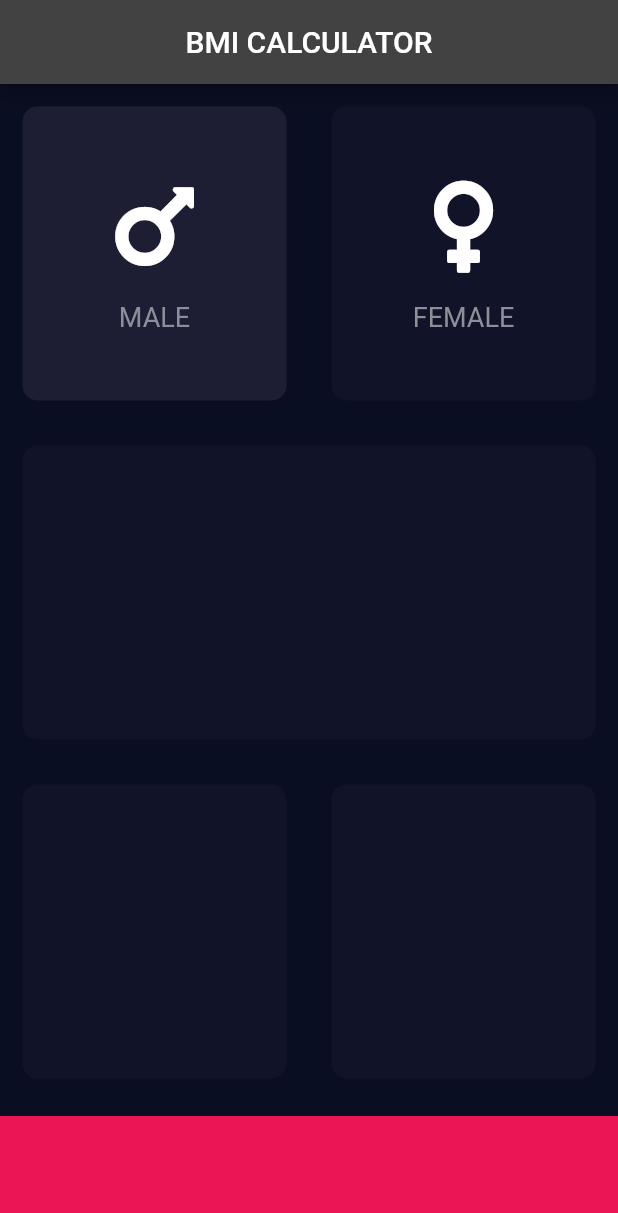
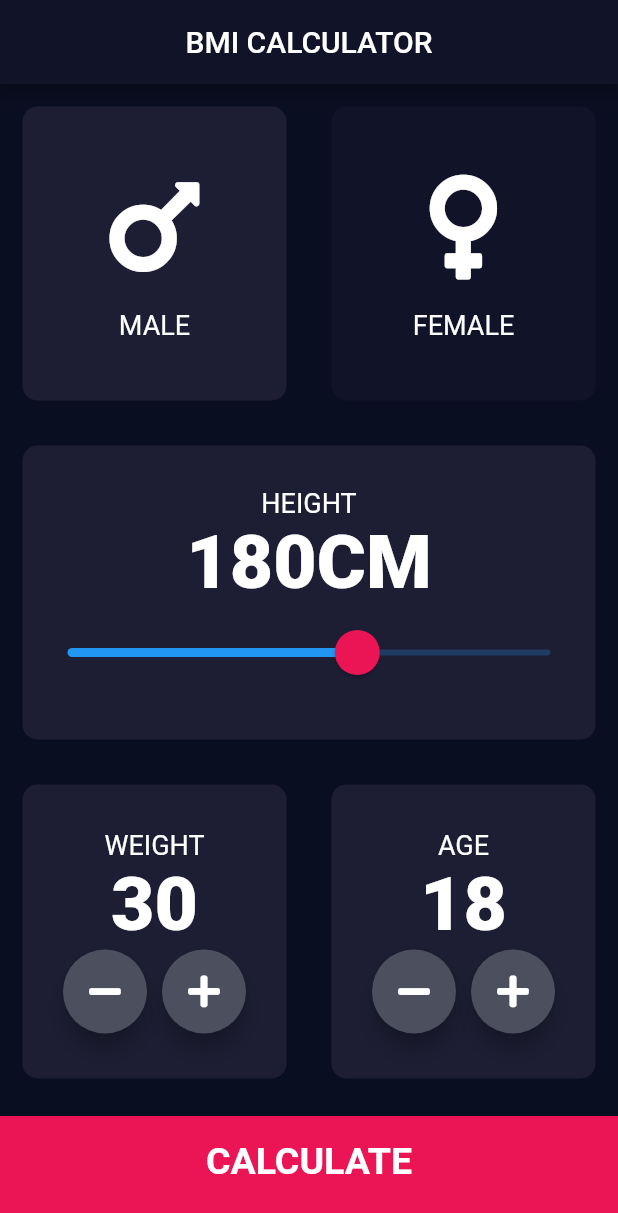
Before and after one commit to IbnuXenna18/hasil_praktikum.github.io, a Flutter app: the screen it shows after launch, after a tap on "MALE", on a phone screen of 412 x 824 dp. Shown: the top 1213 px of the screen. Run offline on Flutter 3.47's test engine with Material 2 defaults, Android fonts, the phone set to English and light mode, and no system bars; our stand-ins replace font_awesome_flutter.

Commit message:
commit pertama

```diff
--- /dev/null
+++ b/lib/calculator_brain.dart
@@ -0,0 +1,34 @@
+import 'dart:math';
+
+class CalculatorBrain {
+  CalculatorBrain({this.height, this.weight});
+
+  final int height;
+  final int weight;
+  double _bmi;
+
+  String calculateBMI() {
+    _bmi = weight / pow(height / 100, 2);
+    return _bmi.toStringAsFixed(1);
+  }
+
+  String getResult() {
+    if (_bmi >= 25) {
+      return 'KEGEMUKAN';
+    } else if (_bmi > 18.5) {
+      return 'NORMAL';
+    } else {
+      return 'KEKURUSAN';
+    }
+  }
+
+  String getInterPretation() {
+    if (_bmi >= 25) {
+      return "Anda memiliki berat badan yang lebih tinggi dari biasanya. Cobalah berolahraga lebih banyak.";
+    } else if (_bmi > 18.5) {
+      return "Anda memiliki berat badan normal. Kerja yang baik!";
+    } else {
+      return "Anda memiliki berat badan lebih rendah dari normal. Anda bisa makan sedikit lebih banyak.";
+    }
+  }
+}
--- /dev/null
+++ b/lib/components/bottom_button.dart
@@ -0,0 +1,29 @@
+import 'package:bmi_calculator_praktikum_k/constant.dart';
+import 'package:flutter/material.dart';
+
+class BottomButton extends StatelessWidget {
+  const BottomButton({@required this.buttonText, @required this.onTap});
+
+  final String buttonText;
+  final Function onTap;
+
+  @override
+  Widget build(BuildContext context) {
+    return GestureDetector(
+      onTap: onTap,
+      child: Container(
+        child: Center(
+          child: Text(
+            buttonText,
+            style: kLargeButtonTextStyle,
+          ),
+        ),
+        margin: EdgeInsets.only(top: 10.0),
+        color: kBottomContainerColor,
+        height: kBottomContainerHeight,
+        width: double.infinity,
+        padding: EdgeInsets.only(bottom: 20.0),
+      ),
+    );
+  }
+}
--- a/lib/icon_content.dart
+++ b/lib/components/icon_content.dart
@@ -1,11 +1,11 @@
+import 'package:bmi_calculator_praktikum_k/constant.dart';
 import 'package:flutter/material.dart';
 
 class IconContent extends StatelessWidget {
   const IconContent({
-    Key? key,
-    required this.icon,
-    required this.label,
-  }) : super(key: key);
+    @required this.icon,
+    @required this.label,
+  });
 
   final IconData icon;
   final String label;
@@ -17,15 +17,15 @@ class IconContent extends StatelessWidget {
       children: [
         Icon(
           icon,
-          size: 70.0,
+          size: 80.0,
         ),
         SizedBox(
           height: 15.0,
         ),
         Text(
-          label,
-          style: TextStyle(fontSize: 18.0, color: Color(0xFF8D8E98)),
-        )
+          '$label',
+          style: kLabelStyle,
+        ),
       ],
     );
   }
--- /dev/null
+++ b/lib/components/reusable_card.dart
@@ -0,0 +1,24 @@
+import 'package:flutter/material.dart';
+
+class ReusableCard extends StatelessWidget {
+  ReusableCard({@required this.colour, this.cardChild, this.onPress});
+
+  final Color colour;
+  final Widget cardChild;
+  final Function onPress;
+
+  @override
+  Widget build(BuildContext context) {
+    return GestureDetector(
+      onTap: onPress,
+      child: Container(
+        child: cardChild,
+        margin: EdgeInsets.all(15.0),
+        decoration: BoxDecoration(
+          color: colour, // Color(0xFF1D1E33)
+          borderRadius: BorderRadius.circular(10.0),
+        ),
+      ),
+    );
+  }
+}
--- /dev/null
+++ b/lib/components/round_button_icon.dart
@@ -0,0 +1,25 @@
+import 'package:flutter/material.dart';
+
+class RoundIconButton extends StatelessWidget {
+  const RoundIconButton({@required this.icon, @required this.onPressed});
+
+  final IconData icon;
+  final Function onPressed;
+
+  @override
+  Widget build(BuildContext context) {
+    return RawMaterialButton(
+      child: Icon(icon),
+      onPressed: () {
+        onPressed();
+      },
+      shape: CircleBorder(),
+      fillColor: Color(0xFF4C4F5E),
+      constraints: BoxConstraints.tightFor(
+        width: 56.0,
+        height: 56.0,
+      ),
+      elevation: 6.0,
+    );
+  }
+}
--- /dev/null
+++ b/lib/constant.dart
@@ -0,0 +1,40 @@
+import 'package:flutter/material.dart';
+
+const kBottomContainerHeight = 80.0;
+const kBottomContainerColor = Color(0xFFEB1555);
+const kActiveCardColor = Color(0xFF1D1E33);
+const kInActiveCardColor = Color(0xFF111328);
+
+const kLabelStyle = TextStyle(
+  fontSize: 18.0,
+  color: Colors.white, //Color(0xFF8D8E98)
+);
+
+const kNumberTextStyle = TextStyle(
+  fontSize: 50.0,
+  fontWeight: FontWeight.w900,
+);
+
+const kLargeButtonTextStyle = TextStyle(
+  fontSize: 25.0,
+  fontWeight: FontWeight.bold,
+);
+
+const kTitleTextStyle = TextStyle(
+  fontSize: 50.0,
+  fontWeight: FontWeight.bold,
+);
+
+const kResultTextStyle = TextStyle(
+  fontSize: 22.0,
+  fontWeight: FontWeight.bold,
+);
+
+const kBMITextStyle = TextStyle(
+  fontSize: 100.0,
+  fontWeight: FontWeight.bold,
+);
+
+const kBodyTextStyle = TextStyle(
+  fontSize: 22.0,
+);
--- a/lib/input_page.dart
+++ /dev/null
@@ -1,137 +0,0 @@
-import 'package:flutter/material.dart';
-import 'package:font_awesome_flutter/font_awesome_flutter.dart';
-import 'icon_content.dart';
-import 'reusable_card.dart';
-
-const bottomContainerHeight = 80.0;
-const activeCardColor = Color(0xFF1D1E33);
-const inActiveCardColor = Color(0xFF111328);
-const bottomContainerColor = Color(0xFFEB1555);
-
-enum Gender { male, female }
-
-class InputPage extends StatefulWidget {
-  const InputPage({Key? key}) : super(key: key);
-
-  @override
-  _InputPageState createState() => _InputPageState();
-}
-
-class _InputPageState extends State<InputPage> {
-  Color maleCardColor = inActiveCardColor;
-  Color femaleCardColor = inActiveCardColor;
-
-  // 1 = male, 2 = female
-  //Gender selectedGender;
-
-  void updateColour(Gender selectedGender) {
-    if (selectedGender == Gender.male) {
-      if (maleCardColor == inActiveCardColor) {
-        maleCardColor = activeCardColor;
-        femaleCardColor = inActiveCardColor;
-      } else {
-        maleCardColor = inActiveCardColor;
-      }
-    }
-    if (selectedGender == Gender.female) {
-      if (femaleCardColor == inActiveCardColor) {
-        femaleCardColor = activeCardColor;
-        maleCardColor = inActiveCardColor;
-      } else {
-        femaleCardColor = inActiveCardColor;
-      }
-    }
-  }
-
-  @override
-  Widget build(BuildContext context) {
-    return Scaffold(
-        appBar: AppBar(
-          title: Text('BMI CALCULATOR'),
-          centerTitle: true,
-        ),
-        body: Column(
-          children: [
-            //ini widget untuk jenis kelamin
-            Expanded(
-                child: Row(
-              children: [
-                Expanded(
-                  child: GestureDetector(
-                    onTap: () {
-                      setState(() {
-                        updateColour(Gender.male);
-                        //selectedGender = Gender.male;
-                      });
-                    },
-                    child: ReusableCard(
-                      // colour: selectedGender == Gender.male
-                      //     ? maleCardColor
-                      //     : inActiveCardColor,
-                      colour: maleCardColor,
-                      cardChild: IconContent(
-                        icon: FontAwesomeIcons.mars,
-                        label: 'MALE',
-                      ),
-                    ),
-                  ),
-                ),
-                Expanded(
-                  child: GestureDetector(
-                    onTap: () {
-                      setState(() {
-                        updateColour(Gender.female);
-                        //selectedGender = Gender.female;
-                      });
-                    },
-                    child: ReusableCard(
-                      // colour: selectedGender == Gender.female
-                      //     ? femaleCardColor
-                      //     : inActiveCardColor,
-                      colour: femaleCardColor,
-                      cardChild: IconContent(
-                        icon: FontAwesomeIcons.venus,
-                        label: 'FEMALE',
-                      ),
-                    ),
-                  ),
-                ),
-              ],
-            )),
-            Expanded(
-                child: Row(
-              children: [
-                //ini widget untuk tinggi
-                Expanded(
-                  child: ReusableCard(
-                    colour: inActiveCardColor,
-                  ),
-                ),
-              ],
-            )),
-            Expanded(
-                child: Row(
-              children: [
-                //ini widget untuk mengatur berat dan umur
-                Expanded(
-                  child: ReusableCard(
-                    colour: inActiveCardColor,
-                  ),
-                ),
-                Expanded(
-                  child: ReusableCard(
-                    colour: inActiveCardColor,
-                  ),
-                ),
-              ],
-            )),
-            Container(
-              color: bottomContainerColor,
-              margin: EdgeInsets.only(top: 10.0),
-              width: double.infinity,
-              height: bottomContainerHeight,
-            )
-          ],
-        ));
-  }
-}
--- a/lib/main.dart
+++ b/lib/main.dart
@@ -1,19 +1,21 @@
+import 'package:bmi_calculator_praktikum_k/screens/result_page.dart';
 import 'package:flutter/material.dart';
-import 'input_page.dart';
+import 'screens/input_page.dart';
 
 void main() => runApp(BMICalculator());
 
 class BMICalculator extends StatelessWidget {
-  const BMICalculator({Key? key}) : super(key: key);
-
   @override
   Widget build(BuildContext context) {
     return MaterialApp(
       home: InputPage(),
       theme: ThemeData.dark().copyWith(
         primaryColor: Color(0xFF0A0E21),
-        scaffoldBackgroundColor: Color(0xFF0A0E22),
+        scaffoldBackgroundColor: Color(0xFF0A0E21),
       ),
+      routes: {
+        ResultPage.routeName: (context) => ResultPage(),
+      },
     );
   }
 }
--- a/lib/reusable_card.dart
+++ /dev/null
@@ -1,22 +0,0 @@
-import 'package:flutter/material.dart';
-
-class ReusableCard extends StatelessWidget {
-  ReusableCard({required this.colour, this.cardChild});
-
-  final Color colour;
-  final Widget? cardChild;
-
-  @override
-  Widget build(BuildContext context) {
-    return Container(
-      child: cardChild,
-      margin: EdgeInsets.all(15.0),
-      decoration: BoxDecoration(
-        color: colour, // Color(0xFF1D1E33)
-        borderRadius: BorderRadius.circular(10.0),
-      ),
-      height: 200.0,
-      width: 179.0,
-    );
-  }
-}
--- /dev/null
+++ b/lib/screens/input_page.dart
@@ -0,0 +1,234 @@
+import 'package:bmi_calculator_praktikum_k/calculator_brain.dart';
+import 'package:bmi_calculator_praktikum_k/components/bottom_button.dart';
+import 'package:bmi_calculator_praktikum_k/components/round_button_icon.dart';
+import 'package:bmi_calculator_praktikum_k/constant.dart';
+import 'package:bmi_calculator_praktikum_k/screens/result_page.dart';
+import 'package:flutter/material.dart';
+import 'package:font_awesome_flutter/font_awesome_flutter.dart';
+import '../components/icon_content.dart';
+import '../components/reusable_card.dart';
+
+const bottomContainerHeight = 80.0;
+const activeCardColor = Color(0xFF1D1E33);
+const inActiveCardColor = Color(0xFF111328);
+const bottomContainerColor = Color(0xFFEB1555);
+
+enum Gender { male, female }
+
+class InputPage extends StatefulWidget {
+  @override
+  _InputPageState createState() => _InputPageState();
+}
+
+class _InputPageState extends State<InputPage> {
+  Gender selectedGender;
+  int height = 180;
+  int weight = 30;
+  int age = 18;
+
+  @override
+  Widget build(BuildContext context) {
+    return Scaffold(
+      appBar: AppBar(
+        title: Text('BMI CALCULATOR'),
+        centerTitle: true,
+        backgroundColor: Color(0xFF111328),
+      ),
+      body: Column(
+        crossAxisAlignment: CrossAxisAlignment.stretch,
+        children: [
+          //ini widget untuk jenis kelamin
+          Expanded(
+              child: Row(
+            children: [
+              Expanded(
+                child: ReusableCard(
+                  onPress: () {
+                    setState(() {
+                      selectedGender = Gender.male;
+                    });
+                  },
+                  cardChild: IconContent(
+                    icon: FontAwesomeIcons.mars,
+                    label: 'MALE',
+                  ),
+                  colour: selectedGender == Gender.male
+                      ? kActiveCardColor
+                      : kInActiveCardColor,
+                ),
+              ),
+              Expanded(
+                child: ReusableCard(
+                  onPress: () {
+                    setState(() {
+                      selectedGender = Gender.female;
+                    });
+                  },
+                  cardChild: IconContent(
+                    icon: FontAwesomeIcons.venus,
+                    label: 'FEMALE',
+                  ),
+                  colour: selectedGender == Gender.female
+                      ? kActiveCardColor
+                      : kInActiveCardColor,
+                ),
+              ),
+            ],
+          )),
+          Expanded(
+            child: ReusableCard(
+              colour: kActiveCardColor,
+              cardChild: Column(
+                mainAxisAlignment: MainAxisAlignment.center,
+                children: [
+                  Text(
+                    'HEIGHT',
+                    style: kLabelStyle,
+                  ),
+                  Row(
+                    mainAxisAlignment: MainAxisAlignment.center,
+                    crossAxisAlignment: CrossAxisAlignment.baseline,
+                    textBaseline: TextBaseline.alphabetic,
+                    children: [
+                      Text(
+                        height.toString(),
+                        style: kNumberTextStyle,
+                      ),
+                      Text(
+                        'CM',
+                        style: kNumberTextStyle,
+                      )
+                    ],
+                  ),
+                  SliderTheme(
+                    data: SliderTheme.of(context).copyWith(
+                      activeTickMarkColor: Colors.white,
+                      inactiveTickMarkColor: Color(0xFF8D8E98),
+                      thumbColor: Color(0xFFEB1555),
+                      overlayColor: Color(0x29EB1555),
+                      thumbShape:
+                          RoundSliderThumbShape(enabledThumbRadius: 15.0),
+                      overlayShape:
+                          RoundSliderThumbShape(enabledThumbRadius: 30.0),
+                    ),
+                    child: Slider(
+                        value: height.toDouble(),
+                        min: 120.0,
+                        max: 220.0,
+                        onChanged: (double newValue) {
+                          setState(() {
+                            height = newValue.round();
+                          });
+                        }),
+                  )
+                ],
+              ),
+            ),
+          ),
+
+          Expanded(
+              child: Row(
+            children: [
+              //ini widget untuk mengatur berat dan umur
+              Expanded(
+                child: ReusableCard(
+                  colour: kActiveCardColor,
+                  cardChild: Column(
+                    mainAxisAlignment: MainAxisAlignment.center,
+                    children: [
+                      Text(
+                        'WEIGHT',
+                        style: kLabelStyle,
+                      ),
+                      Text(
+                        weight.toString(),
+                        style: kNumberTextStyle,
+                      ),
+                      Row(
+                        mainAxisAlignment: MainAxisAlignment.center,
+                        children: [
+                          RoundIconButton(
+                              icon: FontAwesomeIcons.minus,
+                              onPressed: () {
+                                setState(() {
+                                  if (weight > 30) weight--;
+                                });
+                              }),
+                          SizedBox(
+                            width: 10.0,
+                          ),
+                          RoundIconButton(
+                              icon: FontAwesomeIcons.plus,
+                              onPressed: () {
+                                setState(() {
+                                  weight++;
+                                });
+                              }),
+                        ],
+                      )
+                    ],
+                  ),
+                ),
+              ),
+              Expanded(
+                child: ReusableCard(
+                  colour: kActiveCardColor,
+                  cardChild: Column(
+                    mainAxisAlignment: MainAxisAlignment.center,
+                    children: [
+                      Text(
+                        'AGE',
+                        style: kLabelStyle,
+                      ),
+                      Text(
+                        age.toString(),
+                        style: kNumberTextStyle,
+                      ),
+                      Row(
+                        mainAxisAlignment: MainAxisAlignment.center,
+                        children: [
+                          RoundIconButton(
+                              icon: FontAwesomeIcons.minus,
+                              onPressed: () {
+                                setState(() {
+                                  if (age > 1) age--;
+                                });
+                              }),
+                          SizedBox(
+                            width: 10.0,
+                          ),
+                          RoundIconButton(
+                              icon: FontAwesomeIcons.plus,
+                              onPressed: () {
+                                setState(() {
+                                  age++;
+                                });
+                              }),
+                        ],
+                      )
+                    ],
+                  ),
+                ),
+              ),
+            ],
+          )),
+          BottomButton(
+              buttonText: 'CALCULATE',
+              onTap: () {
+                CalculatorBrain hitung =
+                    CalculatorBrain(height: height, weight: weight);
+                Navigator.pushNamed(
+                  context,
+                  ResultPage.routeName,
+                  arguments: ResultPage(
+                    bmiResult: hitung.calculateBMI(),
+                    resultText: hitung.getResult(),
+                    interPretation: hitung.getInterPretation(),
+                  ),
+                );
+              })
+        ],
+      ),
+    );
+  }
+}
--- a/pubspec.yaml
+++ b/pubspec.yaml
@@ -18,7 +18,7 @@ publish_to: 'none' # Remove this line if you wish to publish to pub.dev
 version: 1.0.0+1
 
 environment:
-  sdk: ">=2.12.0 <3.0.0"
+  sdk: ">=2.7.0 <3.0.0"
 
 # Dependencies specify other packages that your package needs in order to work.
 # To automatically upgrade your package dependencies to the latest versions
```
Also changed, not shown: lib/screens/result_page.dart (added, +79 -0 lines), 1 other file.
